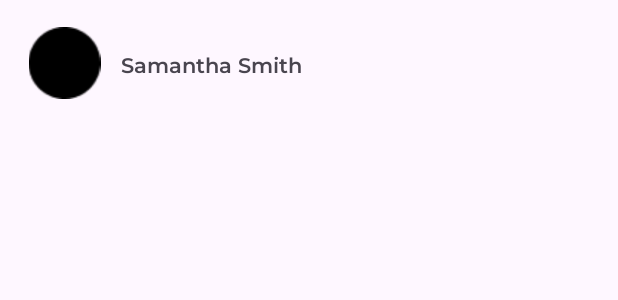
After one commit to samirZapata/Cybersherlock, an Android app built with Jetpack Compose: the layout activity_casos.xml on its own in the app's theme, with its tools: preview values and no code run, on a phone screen of 412 x 824 dp. The commit adds this screen. Shown: the top 300 px of the screen. Run offline under Robolectric (Android 15) with nearby library versions, the light colour scheme and no system bars; network calls fail.

Commit message:
Dashboard listo, falta programar los botones de navegacion, se esta diseñando la pantalla de tus casos

```diff
--- a/app/src/main/AndroidManifest.xml
+++ b/app/src/main/AndroidManifest.xml
@@ -16,6 +16,9 @@
         android:theme="@style/Theme.Cbs_app"
         android:usesCleartextTraffic="true"
         tools:targetApi="31">
+        <activity
+            android:name=".view.Casos"
+            android:exported="false" />
         <activity
             android:name=".view.Dash"
             android:exported="false"
--- a/app/src/main/java/com/usbbog/cbs_app/view/WMiddle.java
+++ b/app/src/main/java/com/usbbog/cbs_app/view/WMiddle.java
@@ -24,7 +24,7 @@ public class WMiddle extends AppCompatActivity {
         btnListo = findViewById(R.id.btnCheck);
 
         btnListo.setOnClickListener((View view)->{
-            Intent i = new Intent(WMiddle.this, DashKt.class);
+            Intent i = new Intent(WMiddle.this, Dash.class);
             this.startActivity(i);
         });
     }
--- /dev/null
+++ b/app/src/main/res/layout/activity_casos.xml
@@ -0,0 +1,47 @@
+<?xml version="1.0" encoding="utf-8"?>
+<ScrollView xmlns:android="http://schemas.android.com/apk/res/android"
+    xmlns:app="http://schemas.android.com/apk/res-auto"
+    xmlns:tools="http://schemas.android.com/tools"
+    android:layout_width="match_parent"
+    android:layout_height="match_parent"
+    tools:context=".view.Casos">
+
+    <LinearLayout
+        android:layout_width="match_parent"
+        android:layout_height="wrap_content"
+        android:layout_margin="10dp">
+
+        <RelativeLayout
+            android:layout_width="match_parent"
+            android:layout_height="?actionBarSize">
+
+
+            <ImageView
+                android:layout_width="wrap_content"
+                android:layout_height="wrap_content"
+                android:src="@drawable/circe"
+                android:padding="8dp"
+                android:layout_centerVertical="true"/>
+
+            <TextView
+                android:layout_width="205dp"
+                android:layout_height="wrap_content"
+                android:layout_alignParentEnd="true"
+                android:layout_alignParentBottom="true"
+                android:layout_marginStart="31dp"
+                android:layout_marginEnd="131dp"
+                android:layout_marginRight="200dp"
+                android:layout_marginBottom="6dp"
+                android:padding="15dp"
+                android:fontFamily="@font/montserrat_semi_bold"
+                android:textSize="14sp"
+                android:text="Samantha Smith" />
+
+        </RelativeLayout>
+
+
+
+    </LinearLayout>
+
+
+</ScrollView>
```
Also changed, not shown: app/build.gradle.kts (+7 -0 lines), app/src/main/java/com/usbbog/cbs_app/view/Casos.java (added, +20 -0 lines), app/src/main/java/com/usbbog/cbs_app/view/Dash.kt (+132 -17 lines), app/src/main/res/values/strings.xml (+9 -0 lines), app/src/main/res/drawable/circe.png (added).
